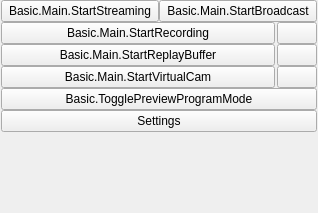
BlueCheeseburger/obs-studio, file frontend/forms/OBSBasicControls.ui: the form before one commit.
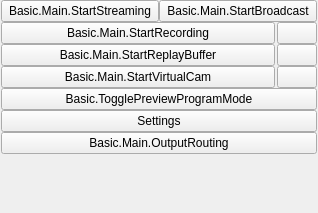
The form after the commit. Icons and pictures are not drawn.

Commit message: frontend: add Output Routing Visualizer

What changed in the file:
```diff
--- a/frontend/forms/OBSBasicControls.ui
+++ b/frontend/forms/OBSBasicControls.ui
@@ -331,6 +331,25 @@
         </property>
        </widget>
       </item>
+      <item>
+       <widget class="QPushButton" name="outputRoutingButton">
+        <property name="sizePolicy">
+         <sizepolicy hsizetype="Ignored" vsizetype="Fixed">
+          <horstretch>0</horstretch>
+          <verstretch>0</verstretch>
+         </sizepolicy>
+        </property>
+        <property name="minimumSize">
+         <size>
+          <width>150</width>
+          <height>0</height>
+         </size>
+        </property>
+        <property name="text">
+         <string>Basic.Main.OutputRouting</string>
+        </property>
+       </widget>
+      </item>
       <item>
        <spacer name="expVSpacer">
         <property name="orientation">
```
The commit also changes 8 other files.
